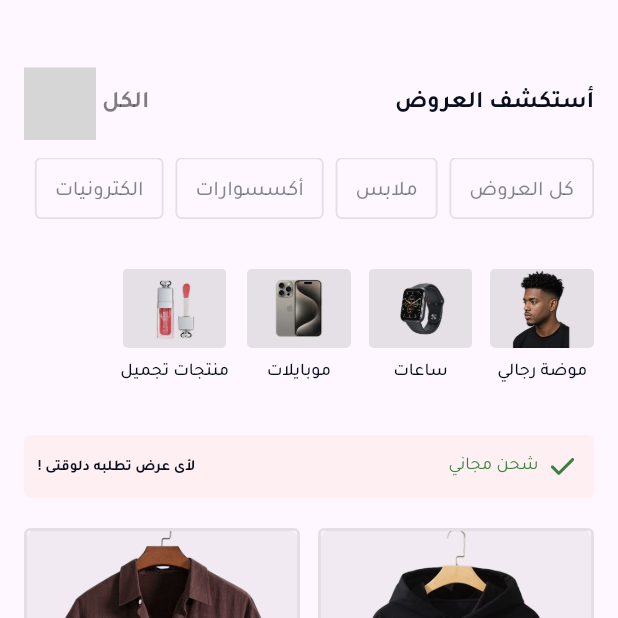
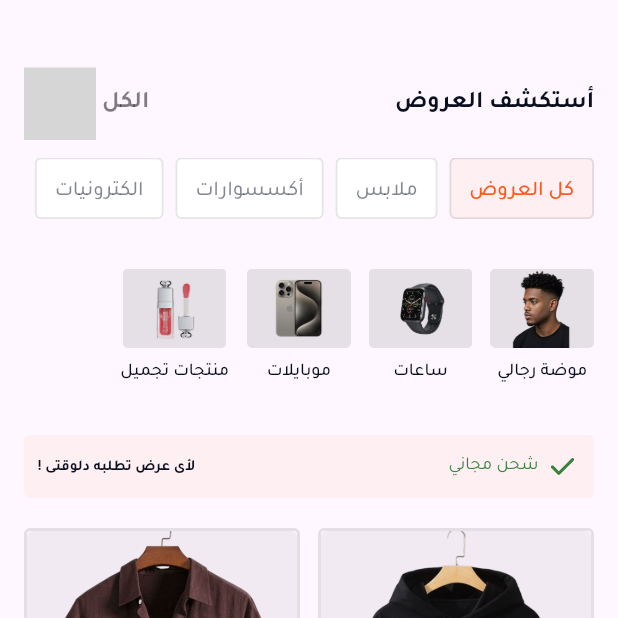
Before and after one commit to AmrReda92/commercial_app, a Flutter app: the screen it shows after launch, on a phone screen of 412 x 824 dp, the top half of it. Run offline on Flutter 3.47's test engine with Material 3 defaults, Android fonts, the phone set to English and light mode, and no system bars; our stand-ins replace flutter_svg; grey boxes are pictures that could not be loaded.

Commit message:
add logic to home screen

```diff
--- a/lib/core/app_style.dart
+++ b/lib/core/app_style.dart
@@ -27,6 +27,12 @@ class AppStyle{
     color: Color(0x80090F1F)
 
 
+  );
+  static TextStyle primaryFont14active = TextStyle(
+    fontSize: 14,
+    fontWeight: FontWeight.w500,
+    color: Color(0xffF95B1C)
+
 
   );
   static TextStyle primaryFont14Category = TextStyle(
--- a/lib/features/home/presentation/ui/home_screen.dart
+++ b/lib/features/home/presentation/ui/home_screen.dart
@@ -7,8 +7,15 @@ import 'package:flutter_svg/flutter_svg.dart';
 
 import '../widgets/list_horizental_categories.dart';
 
-class HomeScreen extends StatelessWidget {
+class HomeScreen extends StatefulWidget {
   const HomeScreen({super.key});
+
+  @override
+  State<HomeScreen> createState() => _HomeScreenState();
+}
+
+class _HomeScreenState extends State<HomeScreen> {
+  int selectedIndex=0;
 
   @override
   Widget build(BuildContext context) {
@@ -28,9 +35,18 @@ class HomeScreen extends StatelessWidget {
                 ],
               ),
               SizedBox(height: 12,),
-              ListHorizentalText(),
+              ListHorizentalText(
+                selectedIndex: selectedIndex,
+                onTapItem: (index){
+                  setState(() {
+                    selectedIndex=index;
+                  });
+                },
+              ),
               SizedBox(height: 33,),
-              ListHorizentalCategories(),
+              ListHorizentalCategories(
+
+              ),
               SizedBox(height: 33,),
               Container(
                 decoration: BoxDecoration(
--- a/lib/features/home/presentation/widgets/custom_container.dart
+++ b/lib/features/home/presentation/widgets/custom_container.dart
@@ -2,21 +2,29 @@ import 'package:commercial_app/core/app_style.dart';
 import 'package:flutter/material.dart';
 
 class CustomContainer extends StatelessWidget {
+  final bool isSelected;
   final String item ;
-  const CustomContainer({super.key, required this.item});
+  final void Function()? onTap;
+  const CustomContainer({super.key, required this.item, required this.isSelected, this.onTap,});
 
   @override
   Widget build(BuildContext context) {
-    return Container(
+    return GestureDetector(
+      onTap: onTap ,
+      child: Container(
         decoration: BoxDecoration(
+          color: isSelected? Color(0x0DF95B1C) : Colors.white  ,
             borderRadius: BorderRadius.circular(4),
             border: BoxBorder.all(width:1.2, color: Color(0x1A000000)
             )
         ),
         child: Padding(
           padding: const EdgeInsets.all(12),
-        child: Text(item,style: AppStyle.primaryFont14,),
+          child: Text(item,style:isSelected? AppStyle.primaryFont14active:AppStyle.primaryFont14 ,)  ,
+        ),
       ),
     );
   }
 }
+
+//Color(0x0DF95B1C)
--- a/lib/features/home/presentation/widgets/gridView_vertical.dart
+++ b/lib/features/home/presentation/widgets/gridView_vertical.dart
@@ -1,8 +1,5 @@
-import 'package:commercial_app/core/app_images.dart';
-import 'package:commercial_app/core/app_style.dart';
 import 'package:commercial_app/features/home/presentation/widgets/custom_container_vertical.dart';
 import 'package:flutter/material.dart';
-import 'package:flutter_svg/flutter_svg.dart';
 
 class GridviewVertical extends StatelessWidget {
   const GridviewVertical({super.key});
--- a/lib/features/home/presentation/widgets/list_horizental_text.dart
+++ b/lib/features/home/presentation/widgets/list_horizental_text.dart
@@ -3,7 +3,10 @@ import 'package:flutter/material.dart';
 
 
 class ListHorizentalText extends StatelessWidget {
-  const ListHorizentalText({super.key});
+  final int selectedIndex;
+  final void Function(int)? onTapItem ;
+
+  const ListHorizentalText({super.key, required this.selectedIndex, this.onTapItem,});
 
   static const List<String> items =[
     "كل العروض",
@@ -22,7 +25,11 @@ class ListHorizentalText extends StatelessWidget {
           itemBuilder: (context,index){
             return Padding(
               padding: const EdgeInsets.only(left: 8.0),
-              child: CustomContainer(item: items[index])
+              child: CustomContainer(
+                  isSelected : selectedIndex==index,
+                  item: items[index],
+                  onTap: ()=> onTapItem!(index),
+              )
             );
           }
       ),
```
Lines whose indentation alone changed are shown as unchanged.
